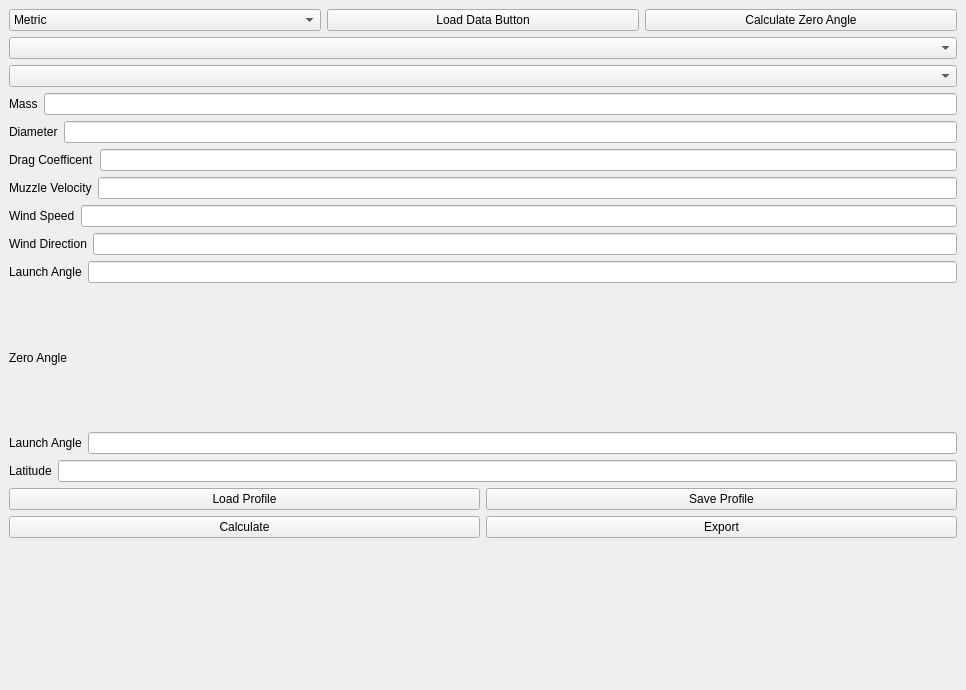
bogflap/BallisticCalculator, file mainwindow.ui: the form before one commit.
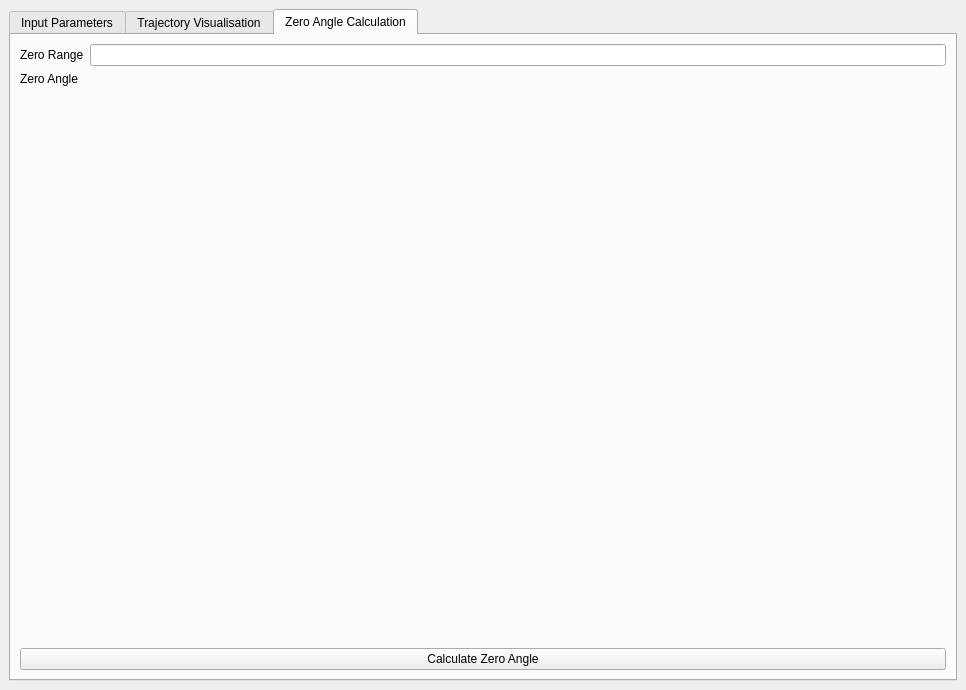
The form after the commit. The open tabs and pages were chosen to show the change. Custom widgets are drawn as their Qt base class.

Commit message: Changed UI to a tabbed interface

```diff
--- a/mainwindow.ui
+++ b/mainwindow.ui
@@ -14,7 +14,17 @@
    <string>MainWindow</string>
   </property>
   <widget class="QWidget" name="centralwidget">
-   <layout class="QVBoxLayout" name="verticalLayout">
+   <layout class="QVBoxLayout" name="verticalLayout_3">
+    <item>
+     <widget class="QTabWidget" name="tabWidget">
+      <property name="currentIndex">
+       <number>1</number>
+      </property>
+      <widget class="QWidget" name="inputParametersTab">
+       <attribute name="title">
+        <string>Input Parameters</string>
+       </attribute>
+       <layout class="QVBoxLayout" name="verticalLayout_2">
     <item>
      <layout class="QHBoxLayout" name="horizontalLayout_12">
       <item>
@@ -38,13 +48,6 @@
         </property>
        </widget>
       </item>
-      <item>
-       <widget class="QPushButton" name="calculateZeroButton">
-        <property name="text">
-         <string>Calculate Zero Angle</string>
-        </property>
-       </widget>
-      </item>
      </layout>
     </item>
     <item>
@@ -137,38 +140,6 @@
       </item>
      </layout>
     </item>
-    <item>
-     <layout class="QHBoxLayout" name="horizontalLayout_10">
-      <item>
-       <widget class="QLabel" name="zeroRangeLabel">
-        <property name="text">
-         <string>Launch Angle</string>
-        </property>
-       </widget>
-      </item>
-      <item>
-       <widget class="QLineEdit" name="zeroRangeEdit"/>
-      </item>
-     </layout>
-    </item>
-    <item>
-     <layout class="QHBoxLayout" name="horizontalLayout_11">
-      <item>
-       <widget class="QLabel" name="zeroAngleLabel">
-        <property name="text">
-         <string>Zero Angle</string>
-        </property>
-       </widget>
-      </item>
-      <item>
-       <widget class="QLabel" name="zeroAngleValue">
-        <property name="text">
-         <string/>
-        </property>
-       </widget>
-      </item>
-     </layout>
-    </item>
     <item>
      <layout class="QHBoxLayout" name="horizontalLayout_5">
       <item>
@@ -216,14 +187,22 @@
      </layout>
     </item>
     <item>
-     <layout class="QHBoxLayout" name="horizontalLayout_13">
-      <item>
        <widget class="QPushButton" name="calculateButton">
         <property name="text">
          <string>Calculate</string>
         </property>
        </widget>
       </item>
+       </layout>
+      </widget>
+      <widget class="QWidget" name="trajectoryVisualisationTab">
+       <attribute name="title">
+        <string>Trajectory Visualisation</string>
+       </attribute>
+       <layout class="QVBoxLayout" name="verticalLayout">
+        <item>
+         <widget class="QCustomPlot" name="plot" native="true"/>
+        </item>
       <item>
        <widget class="QPushButton" name="exportButton">
         <property name="text">
@@ -232,9 +211,67 @@
        </widget>
       </item>
      </layout>
+      </widget>
+      <widget class="QWidget" name="zeroAngleCalculationTab">
+       <attribute name="title">
+        <string>Zero Angle Calculation</string>
+       </attribute>
+       <layout class="QVBoxLayout" name="verticalLayout_4">
+        <item>
+         <layout class="QHBoxLayout" name="horizontalLayout_10">
+          <item>
+           <widget class="QLabel" name="zeroRangeLabel">
+            <property name="text">
+             <string>Zero Range</string>
+            </property>
+           </widget>
     </item>
     <item>
-     <widget class="QCustomPlot" name="plot" native="true"/>
+           <widget class="QLineEdit" name="zeroRangeEdit"/>
+          </item>
+         </layout>
+        </item>
+        <item>
+         <layout class="QHBoxLayout" name="horizontalLayout_11">
+          <item>
+           <widget class="QLabel" name="zeroAngleLabel">
+            <property name="text">
+             <string>Zero Angle</string>
+            </property>
+           </widget>
+          </item>
+          <item>
+           <widget class="QLabel" name="zeroAngleValue">
+            <property name="text">
+             <string/>
+            </property>
+           </widget>
+          </item>
+         </layout>
+        </item>
+        <item>
+         <spacer name="verticalSpacer">
+          <property name="orientation">
+           <enum>Qt::Vertical</enum>
+          </property>
+          <property name="sizeHint" stdset="0">
+           <size>
+            <width>20</width>
+            <height>40</height>
+           </size>
+          </property>
+         </spacer>
+        </item>
+        <item>
+         <widget class="QPushButton" name="calculateZeroButton">
+          <property name="text">
+           <string>Calculate Zero Angle</string>
+          </property>
+         </widget>
+        </item>
+       </layout>
+      </widget>
+     </widget>
     </item>
    </layout>
   </widget>
```
Left out of the diff: 2 changed lines with no effect on the pictures. Lines whose indentation alone changed are shown as unchanged. The commit also changes 1 other file.
